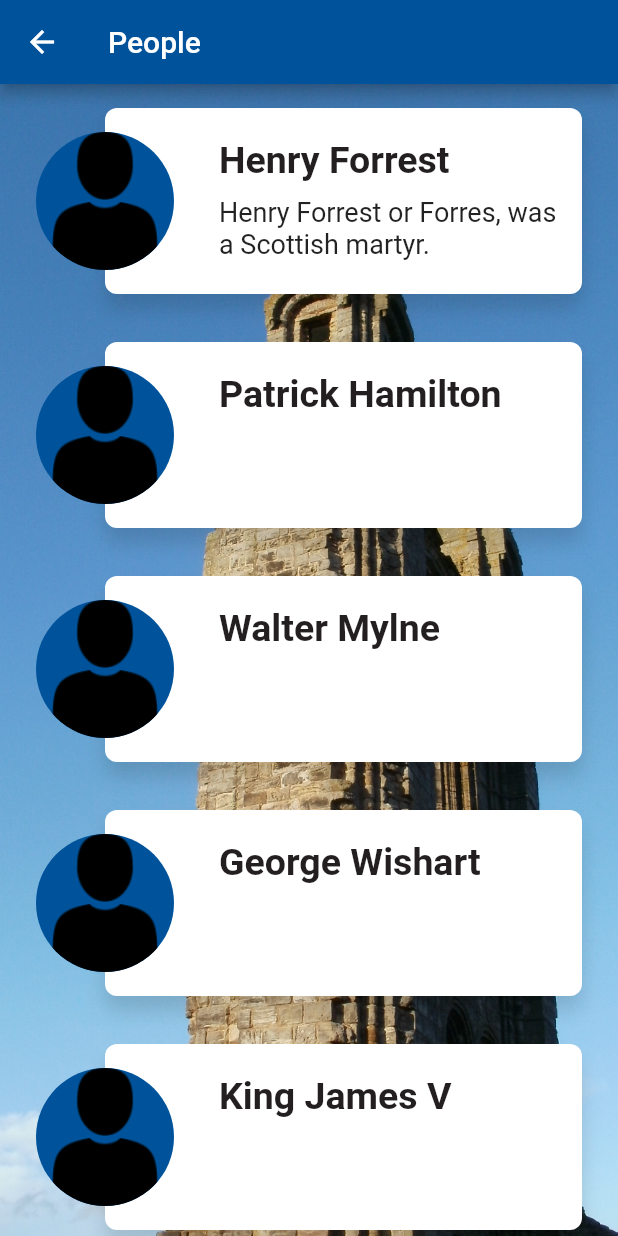
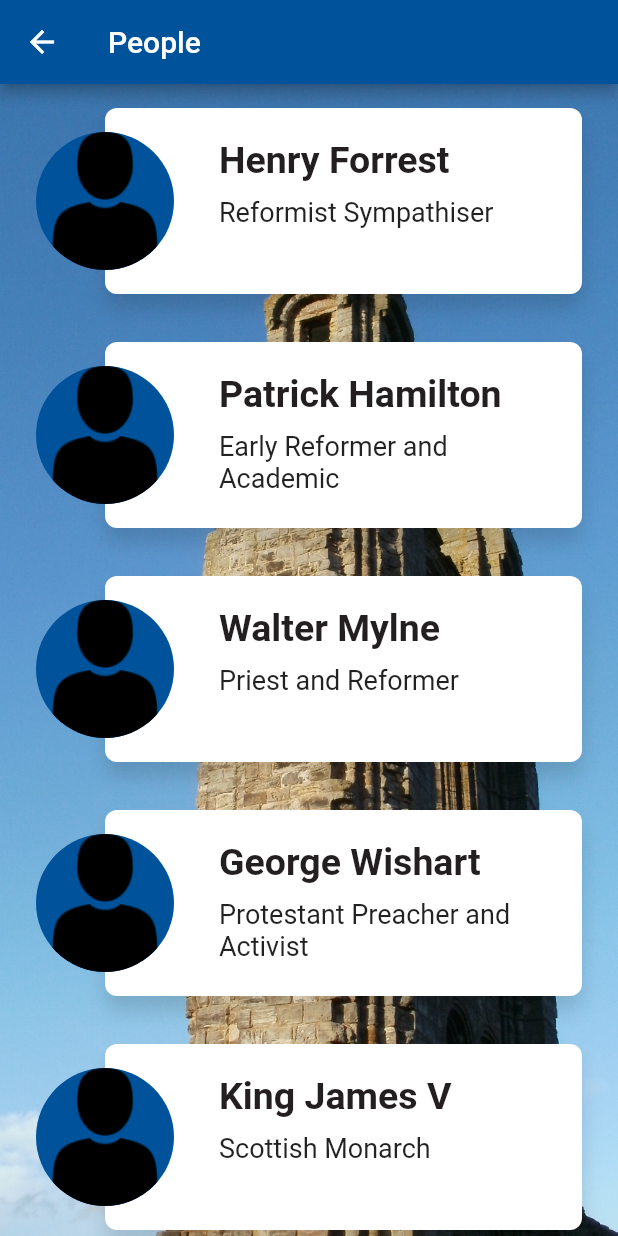
Before and after one commit to diyanapetrova/st_andrews_reformation, a Flutter app: the PeoplePage screen opened by its route, on a phone screen of 412 x 824 dp. Run offline on Flutter 3.47's test engine with Material 2 defaults, Android fonts, the phone set to English and light mode, and no system bars; our stand-ins replace flutter_map, latlong; generated files the repository leaves out were written again; Roboto replaces fonts that are missing (PT Sans).

Commit message:
Updated data and added More page.

```diff
--- a/lib/main.dart
+++ b/lib/main.dart
@@ -6,6 +6,7 @@ import 'package:st_andrews_reformation/model/person.dart';
 import 'package:st_andrews_reformation/model/place.dart';
 import 'package:st_andrews_reformation/model/resource.dart';
 import 'package:st_andrews_reformation/model/source.dart';
+import 'package:st_andrews_reformation/pages/acknowledgement_page.dart';
 import 'package:st_andrews_reformation/pages/home_page.dart';
 import 'package:st_andrews_reformation/pages/people_page.dart';
 import 'package:st_andrews_reformation/pages/places_page.dart';
@@ -41,6 +42,7 @@ class MyApp extends StatelessWidget {
         '/Places': (context) => PlacesPage(),
         '/Timeline': (context) => TimelinePage(),
         '/Sources': (context) => SourcesPage(),
+        '/More': (context) => AcknowledgementPage(),
       },
     );
   }
--- a/lib/pages/home_page.dart
+++ b/lib/pages/home_page.dart
@@ -23,7 +23,7 @@ class HomePage extends StatelessWidget {
 }
 
 class HomeGrid extends StatelessWidget {
-  final pages = ["People", "Places", "Timeline", "Sources"];
+  final pages = ["People", "Places", "Timeline", "Sources", "More"];
 
   @override
   Widget build(BuildContext context) {
--- a/lib/pages/people_page.dart
+++ b/lib/pages/people_page.dart
@@ -20,13 +20,14 @@ class PeoplePage extends StatelessWidget {
                     .map((person) => ResourceSummary(person, true))
                     .toList()),
           ),
-        decoration: new BoxDecoration(
-          image: new DecorationImage(
-            image: new AssetImage("images/home.jpg"),
+          decoration: BoxDecoration(
+            image: DecorationImage(
+              image: AssetImage(
+                "images/home.jpg",
+              ),
               fit: BoxFit.cover,
             ),
           ),
-      ),
-    );
+        ));
   }
 }
--- a/lib/ui/color_sheme.dart
+++ b/lib/ui/color_sheme.dart
@@ -23,6 +23,7 @@ class Palette {
     "People": purple,
     "Places": mildGreen,
     "Timeline": burgundy,
-    "Sources": orange
+    "Sources": orange,
+    "More": lightBlue
   };
 }
--- a/resources/people.json
+++ b/resources/people.json
@@ -1,7 +1,7 @@
 [
   {
     "name": "Henry Forrest",
-    "summary": "Henry Forrest or Forres, was a Scottish martyr.",
+    "summary": "Reformist Sympathiser",
     "text": [
       "Henry Forrest was executed in St Andrews around 1533 for expressing Protestant views. Much of his career is uncertain. He seems to have studied at St Leonard’s College in the 1520s, and was perhaps in St Andrews at the time of Patrick Hamilton’s execution. Forrest supposedly became a Benedictine monk, but sympathised with Patrick Hamilton’s ideas. He is also believed to have owned a copy of the New Testament in English – something which at that time was forbidden. Forrest was tried for heresy in St Andrews Cathedral and condemned to be burnt at the stake. He was killed near the cliffs to the north of the Cathedral, with the site being chosen so that the fire could be seen along the coast in Angus."
     ],
@@ -13,7 +13,7 @@
   },
   {
     "name": "Patrick Hamilton",
-    "summary": "",
+    "summary": "Early Reformer and Academic",
     "text": [
       "Patrick Hamilton was the first person to be executed in Scotland for holding Protestant beliefs. He was from a noble family, and was distantly related to King James V. Hamilton was an able scholar and studied in Paris and St Andrews. In the mid 1520s he composed a Catholic mass for nine voices which was performed in St Andrews Cathedral.",
       "Early in 1527 the Scottish Catholic authorities started to suspect Hamilton of holding unorthodox religious views and he went into exile in Germany. While in exile Hamilton was based at the University of Marburg, where he published in Latin a number of Reformist ideas. Hamilton’s work was later translated into English, and became known as Patrick’s Places.",
@@ -27,7 +27,7 @@
   },
   {
     "name": "Walter Mylne",
-    "summary": "",
+    "summary": "Priest and Reformer",
     "text": [
       "Walter Mylne was the last Protestant to be executed for heresy on the orders of the Scottish Catholic Church. Mylne was himself originally a Catholic priest, serving for many years at Lunan in Angus. In the 1530s Mylne developed Reformist sympathies, leading Cardinal David Beaton to accuse him of heresy. Mylne fled to Germany, where he married, before returning to Scotland in 1556.",
       "In the late 1550s Mylne seems to have been quietly spreading Protestant views in Fife. He was arrested at Dysart in April 1558 and taken to St Andrews where he was tried for heresy on the instructions of Archbishop John Hamilton. At this stage Mylne was in his eighties. Before his trial Mylne was imprisoned in St Andrews Castle, where he was kept in poor conditions and threatened with torture. By the time Mylne was brought to the Cathedral for public interrogation he was so frail he was struggling to walk unaided. Despite his infirmities Mylne spoke passionately at his trial, and made scathing criticisms of the sexual immorality of bishops and the ‘whoredom’ which he claimed accompanied pilgrimages.",
@@ -44,7 +44,7 @@
   },
   {
     "name": "George Wishart",
-    "summary": "",
+    "summary": "Protestant Preacher and Activist",
     "text": [
       "George Wishart was a radical Protestant preacher and activist. He graduated from Louvain (in what is now Belgium) in 1532. Wishart was ordained as a Catholic priest, but by the late 1530s was expressing Reformist sympathies. In 1538 he fled Scotland, and travelled to Bristol in England. While living in Bristol it was alleged that Wishart  preached ‘the most blasphemous heresy that ever was heard’.",
       "After a number of difficulties with the English authorities Wishart seems to have moved to mainland Europe, where he seems to have been influenced by the radical forms of Protestantism developing in Switzerland. However, by 1542 Wishart was back in England, and teaching at Corpus Christi College in Cambridge.",
@@ -60,7 +60,7 @@
   },
   {
     "name": "King James V",
-    "summary": "",
+    "summary": "Scottish Monarch",
     "text": [
       "James V was king of Scots between 1513 and 1542. He came to the throne when he was a year old, following the death of his father James IV at the Battle of Flodden. His childhood saw a number of power struggles between the various members of the Scottish royal family and nobility who were attempting to rule on his behalf.",
       "In his mid teens James decided to take a more active role in politics, and in 1529 succeeded in removing his guardian, the Earl of Angus from power. From this point onwards James V seems to have been anxious to present himself as a powerful and cultured European monarch. James V had numerous connections to St Andrews, and spent extended periods of time in the burgh. In 1538 he chose St Andrews as the place to welcome his new second wife, Mary of Guise, to Scotland – an occasion which was marked with services in St Andrews Cathedral, a procession around the city, and several weeks of feasting and celebrations. James and Mary’s short-lived eldest son (also called James) was born in St Andrews in May 1540. The king also made his illegitimate son, Lord James Stewart, prior of St Andrews Cathedral in 1538.",
--- a/resources/places.json
+++ b/resources/places.json
@@ -5,7 +5,7 @@
     "lon": -2.790009,
     "image": "images/places/castle.jpg",
     "icon": "images/icons/place.png",
-    "summary": "St Andrews Castle was home to the Catholic archbishops of St Andrews.",
+    "summary": "Residence of the Archbishops of St Andrews",
     "text": [
       "St Andrews Castle was home to the Catholic archbishops of St Andrews. A number of leading Protestants were imprisoned here before their trials inSt Andrews Cathedral. In March 1546 the Reformist preacher George Wishart was hanged and burned outside the castle, in the presence of Cardinal David Beaton. Slightly over two months later, in May 1546, a group of Fife lairds murdered Cardinal Beaton in revenge for Wishart’s execution. Beaton’s assassins took control of the castle, sparking a year-long siege. The remains of a mine and counter-mine from the siege can still be explored today.",
       "The castle was recaptured by French forces in the summer of 1547, and Catholic control of St Andrews was temporarily re-established. During the 1550s Archbishop John Hamilton ordered major building work to repair damage from the siege. Hamilton created the present day entrance to the castle, which is decorated with his family symbol of the cinquefoil (a flower with five petals).",
@@ -24,7 +24,7 @@
     "lon": -2.787755,
     "image": "images/places/cathedral.jpg",
     "icon": "images/icons/place.png",
-    "summary": "",
+    "summary": "Medieval Scotland’s Largest Church",
     "text": [
       "Before the Reformation St Andrews Cathedral was the largest religious building in Scotland. It housed the relics of St Andrew (the nation’s patron saint), and was the base for the archbishop of St Andrews (the most important churchman in the kingdom). During the early sixteenth century the Cathedral was the scene of major heresy trials. The last person to be tried for heresy in the Cathedral was the Protestant Walter Mylne, who was condemned to death in April 1558. At the time of his trial Mylne was over eighty years old.",
       "A priory of Augustinian canons was attached to the Cathedral. The canons cared for the shrine of St Andrew and undertook the day to day running of the Cathedral church. St Andrews Cathedral Priory had a complicated relationship with religious reform. On the one hand, the priory was a Catholic religious institution which until 1559 publicly upheld Scotland’s traditional church hierarchy. Yet on the other hand, a number of key figures within the Cathedral Priory were personally sympathetic to religious reform. During the 1550s the sub-prior John Winram supported reformist policies within the Catholic church. Following the Reformation Winram played a major role in the establishment of Protestantism in Fife.  Similarly, the prior of St Andrews Cathedral, Lord James Stewart, became one of the most important leaders of the Protestant cause in Scotland during and after the Reformation of 1559.",
@@ -44,7 +44,7 @@
     "lon": -2.789273,
     "image": "images/places/deans_cort.jpg",
     "icon": "images/icons/place.png",
-    "summary": "",
+    "summary": "Home of the Archdeacons of St Andrews",
     "text": [
       "Deans Court belonged to the archdeacon of St Andrews – one of the more important churchmen in the diocese of St Andrews. The archdeacon was regarded as the ‘archbishop’s eye’, and was responsible for inspecting parish churches and testing candidates for the priesthood.",
       "In the sixteenth century Deans Court was often referred to as the ‘Archdean’s Inns’ (inn being the traditional term for a large urban residence). The well in the courtyard of the property can be seen on the oldest surviving map of St Andrews (the so-called Geddy Map from about 1580).",
@@ -62,7 +62,7 @@
     "lon": -2.795471,
     "image": "images/places/holy_trinity.jpg",
     "icon": "images/icons/place.png",
-    "summary": "Henry Forrest or Forres, was a Scottish martyr.",
+    "summary": "The Parish Church of St Andrews",
     "text": [
       "The parish church of Holy Trinity was where many of the ordinary residents of St Andrews worshipped. Before the Reformation it housed the altars of the local craft guilds, and about thirty Catholic priests were attached to the church. The priests spent much of their time saying masses for the dead in an effort to speed the souls of pious benefactors through Purgatory (according to Catholic theology the place where souls were ‘purged’ of sin before entering Heaven).",
       "Although founded as a Catholic church, Holy Trinity was the scene of key events in St Andrews’ Reformation. In 1547, during the siege of St Andrews Castle, Holy Trinity became the focus of preaching by Catholics and Protestants, with each side putting forward their interpretation of Christianity. A young John Knox was among the Protestant preachers, and he delivered his first ever public sermon at Holy Trinity – an oration which led some listeners to conclude he would be burnt for heresy!",
```
Also changed, not shown: lib/pages/acknoledgment_page.dart (deleted, +0 -13 lines), lib/pages/acknowledgement_page.dart (added, +38 -0 lines), lib/pages/sources_page.dart (+14 -7 lines), pubspec.lock. Lines whose indentation alone changed are shown as unchanged.
